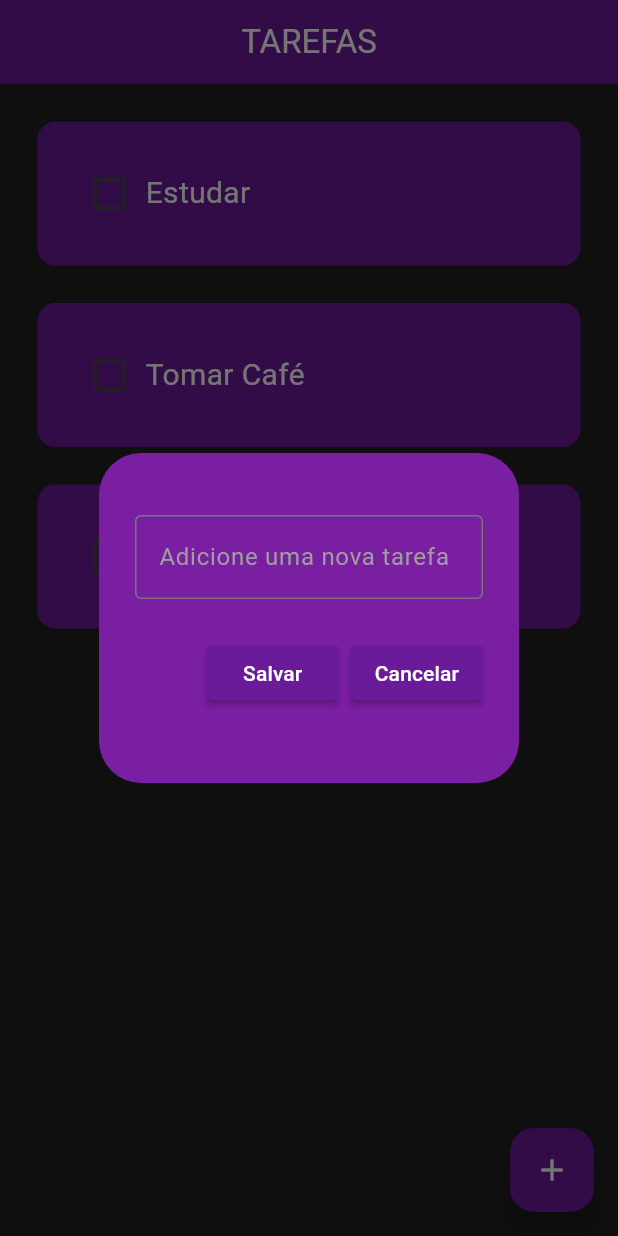
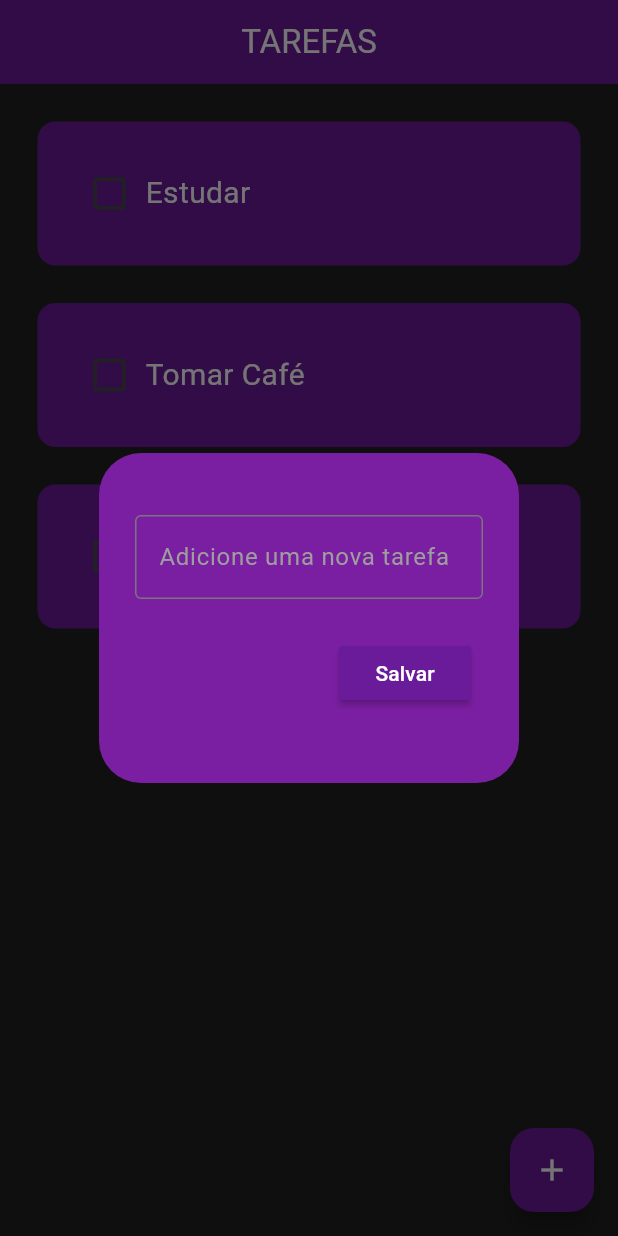
Before and after one commit to aguiarHugo/to_do_list, a Flutter app: the screen it shows after launch, after a tap on the "add" icon, on a phone screen of 412 x 824 dp. Run offline on Flutter 3.47's test engine with Material 3 defaults, Android fonts, the phone set to English and light mode, and no system bars.

```diff
--- a/lib/utils/dialogbox.dart
+++ b/lib/utils/dialogbox.dart
@@ -1,12 +1,13 @@
-// ignore_for_file: prefer_const_literals_to_create_immutables, prefer_const_constructors
+// ignore_for_file: prefer_const_constructors
 
 import "package:flutter/material.dart";
 import "package:to_do_list/utils/action_buttons.dart";
 
 class DialogBox extends StatelessWidget {
-  final controller;
+  final TextEditingController controller;
+  final VoidCallback? onSave;
 
-  const DialogBox({super.key, required this.controller});
+  DialogBox({super.key, required this.controller, this.onSave});
 
   @override
   Widget build(BuildContext context) {
@@ -14,33 +15,27 @@ class DialogBox extends StatelessWidget {
       backgroundColor: Colors.purple[700],
       content: SizedBox(
         height: 180,
-        child:
-            Column(mainAxisAlignment: MainAxisAlignment.spaceEvenly, children: [
-          // get user input
+        child: Column(
+          mainAxisAlignment: MainAxisAlignment.spaceEvenly,
+          children: [
             TextField(
-            style: TextStyle(
-              color: Colors.white, // Cor do texto que está sendo digitado
-            ),
+              style: const TextStyle(color: Colors.white),
               controller: controller,
               decoration: InputDecoration(
                 border: OutlineInputBorder(),
                 hintText: "Adicione uma nova tarefa",
-              hintStyle: TextStyle(
-                color: Colors.grey, // Cor do texto de dica (hint)
+                hintStyle: const TextStyle(color: Colors.grey),
               ),
             ),
-          ),
-
-          // buttons
             Row(
               mainAxisAlignment: MainAxisAlignment.end,
               children: [
-              ActionButtons(text: "Salvar", onPressed: () {}),
+                ActionButtons(text: "Salvar", onPressed: onSave ?? () {}),
                 const SizedBox(width: 8),
-              ActionButtons(text: "Cancelar", onPressed: () {})
               ],
-          )
-        ]),
+            ),
+          ],
+        ),
       ),
     );
   }
```
Lines whose indentation alone changed are shown as unchanged.
